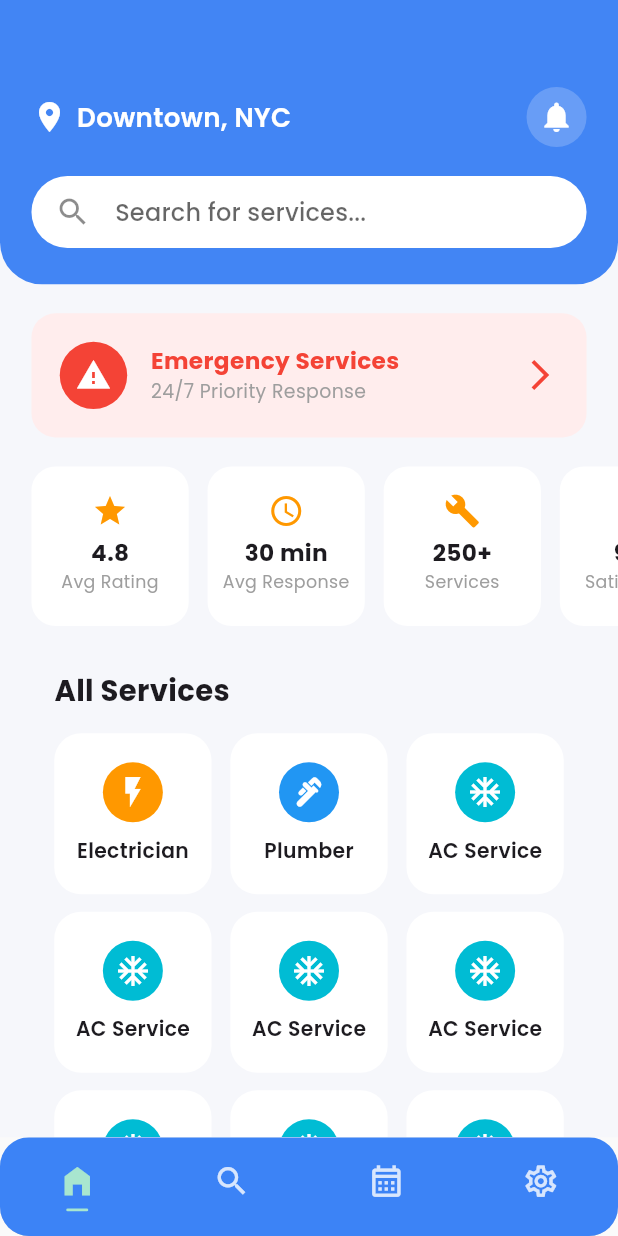
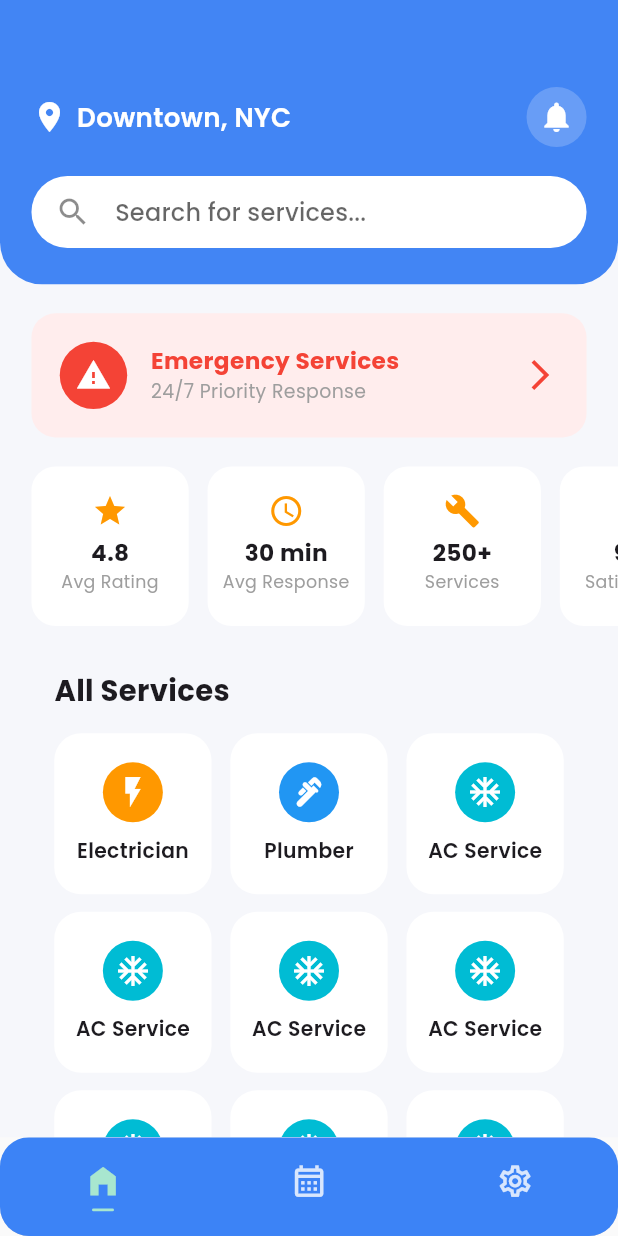
Before and after one commit to Hassaan-Rajwani/Fix-Master, a Flutter app: the CustomerBottomNav screen opened directly, on a phone screen of 412 x 824 dp. Run offline on Flutter 3.47's test engine with Material 3 defaults, Android fonts, the phone set to English and light mode, and no system bars; our stand-ins replace flutter_screenutil, font_awesome_flutter, get, google_fonts.

Commit message:
fix: minor change

```diff
--- a/lib/pages/dashboard/customer_bottom_nav.dart
+++ b/lib/pages/dashboard/customer_bottom_nav.dart
@@ -20,14 +20,7 @@ class CustomerBottomNav extends StatefulWidget {
 class _CustomerBottomNavState extends State<CustomerBottomNav> {
   final bottomNav = Get.put(CustomerBottomNavController());
 
-  var screens = [
-    HomeScreen(),
-    Center(
-      child: Text('Search Screen', style: appFont(color: AppColor.whiteColor)),
-    ),
-    BookingScreen(),
-    SettingScreen(),
-  ];
+  var screens = [HomeScreen(), BookingScreen(), SettingScreen()];
 
   void onItemTaapped(int index) {
     bottomNav.navBarChange(index);
@@ -100,18 +93,12 @@ class _CustomerBottomNavState extends State<CustomerBottomNav> {
                   tabItem(
                     onTap: () => onItemTaapped(1),
                     isSelected: bottomNav.bottomNavCurrentIndex.value == 1,
-                    selectedIcon: Icons.search,
-                    unSelectedIcon: Icons.search_outlined,
+                    selectedIcon: Icons.calendar_today,
+                    unSelectedIcon: Icons.calendar_month_outlined,
                   ),
                   tabItem(
                     onTap: () => onItemTaapped(2),
                     isSelected: bottomNav.bottomNavCurrentIndex.value == 2,
-                    selectedIcon: Icons.calendar_today,
-                    unSelectedIcon: Icons.calendar_month_outlined,
-                  ),
-                  tabItem(
-                    onTap: () => onItemTaapped(3),
-                    isSelected: bottomNav.bottomNavCurrentIndex.value == 3,
                     selectedIcon: Icons.settings,
                     unSelectedIcon: Icons.settings_outlined,
                   ),
```
